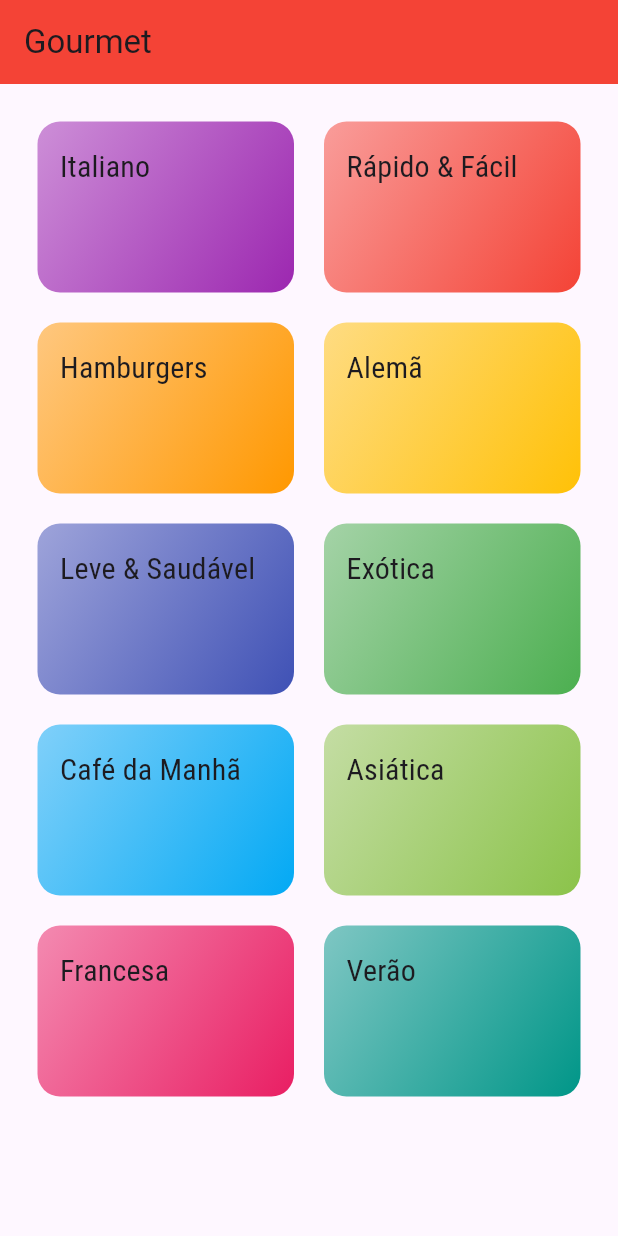
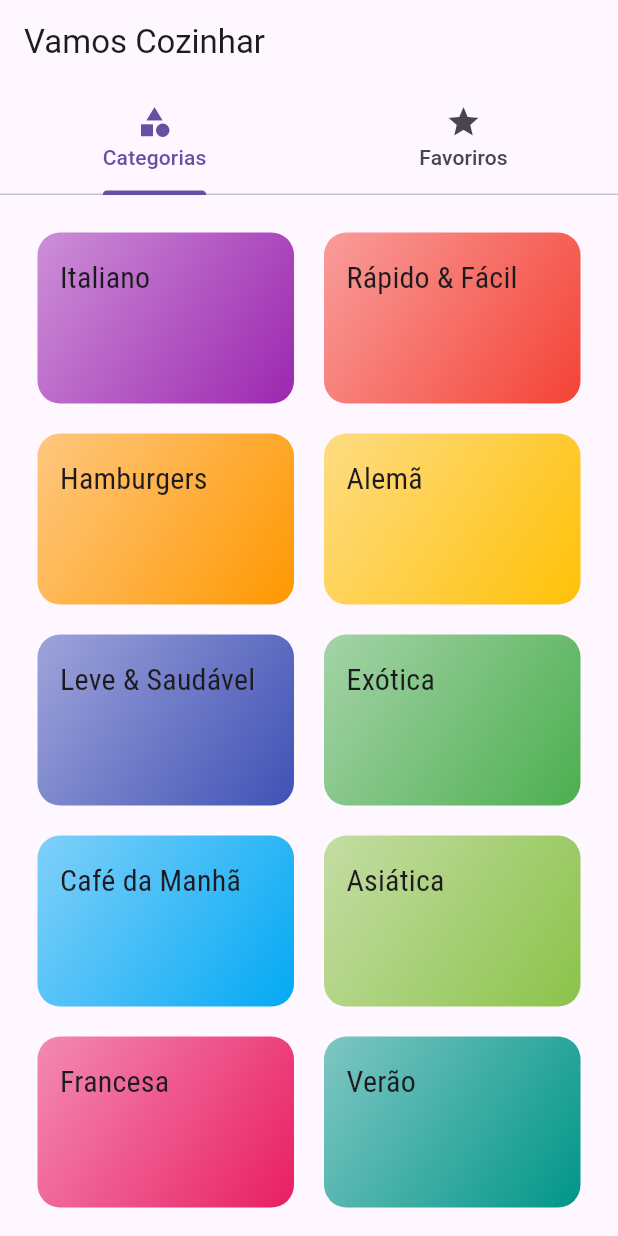
Before and after one commit to f3lipems/gourmet, a Flutter app: the screen it shows after launch, on a phone screen of 412 x 824 dp. Run offline on Flutter 3.47's test engine with Material 3 defaults, Android fonts, the light colour scheme and no system bars.

Commit message:
add tabs

```diff
--- a/lib/main.dart
+++ b/lib/main.dart
@@ -3,6 +3,7 @@ import 'package:flutter/material.dart';
 import 'screens/categories_screen.dart';
 import 'screens/categories_meals_screen.dart';
 import 'screens/meal_detail_screen.dart';
+import 'screens/tabs_screen.dart';
 import 'utils/app_routes.dart';
 
 void main() {
@@ -29,7 +30,7 @@ class MyApp extends StatelessWidget {
       ),
       initialRoute: '/',
       routes: {
-        AppRoutes.HOME: (ctx) => const CategoriesScreen(),
+        AppRoutes.HOME: (ctx) => const TabsScreen(),
         AppRoutes.CATEGORIES_MEALS: (ctx) => const CategoriesMealsScreen(),
         AppRoutes.MEAL_DETAIL: (ctx) => const MealDetailScreen(),
       },
--- a/lib/screens/categories_screen.dart
+++ b/lib/screens/categories_screen.dart
@@ -8,12 +8,7 @@ class CategoriesScreen extends StatelessWidget {
 
   @override
   Widget build(BuildContext context) {
-    return Scaffold(
-      appBar: AppBar(
-        title: const Text('Gourmet'),
-        backgroundColor: Colors.primaries.first,
-      ),
-      body: GridView(
+    return GridView(
       padding: const EdgeInsets.all(25),
       gridDelegate: const SliverGridDelegateWithMaxCrossAxisExtent(
         maxCrossAxisExtent: 200,
@@ -24,7 +19,6 @@ class CategoriesScreen extends StatelessWidget {
       children: DUMMY_CATEGORIES.map((cat) {
         return CategoryItem(category: cat);
       }).toList(),
-      ),
     );
   }
 }
--- /dev/null
+++ b/lib/screens/favorite_screen.dart
@@ -0,0 +1,12 @@
+import 'package:flutter/material.dart';
+
+class FavoriteScreen extends StatelessWidget {
+  const FavoriteScreen({super.key});
+
+  @override
+  Widget build(BuildContext context) {
+    return const Center(
+      child: Text('Receitas Favoritas'),
+    );
+  }
+}
--- /dev/null
+++ b/lib/screens/tabs_screen.dart
@@ -0,0 +1,36 @@
+import 'package:flutter/material.dart';
+
+import 'categories_screen.dart';
+import 'favorite_screen.dart';
+
+class TabsScreen extends StatelessWidget {
+  const TabsScreen({super.key});
+
+  @override
+  Widget build(BuildContext context) {
+    return DefaultTabController(
+      length: 2,
+      child: Scaffold(
+        appBar: AppBar(
+          title: const Text('Vamos Cozinhar'),
+          bottom: const TabBar(tabs: [
+            Tab(
+              icon: Icon(Icons.category),
+              text: 'Categorias',
+            ),
+            Tab(
+              icon: Icon(Icons.star),
+              text: 'Favoriros',
+            )
+          ]),
+        ),
+        body: const TabBarView(
+          children: [
+            CategoriesScreen(),
+            FavoriteScreen(),
+          ],
+        ),
+      ),
+    );
+  }
+}
```
Lines whose indentation alone changed are shown as unchanged.
